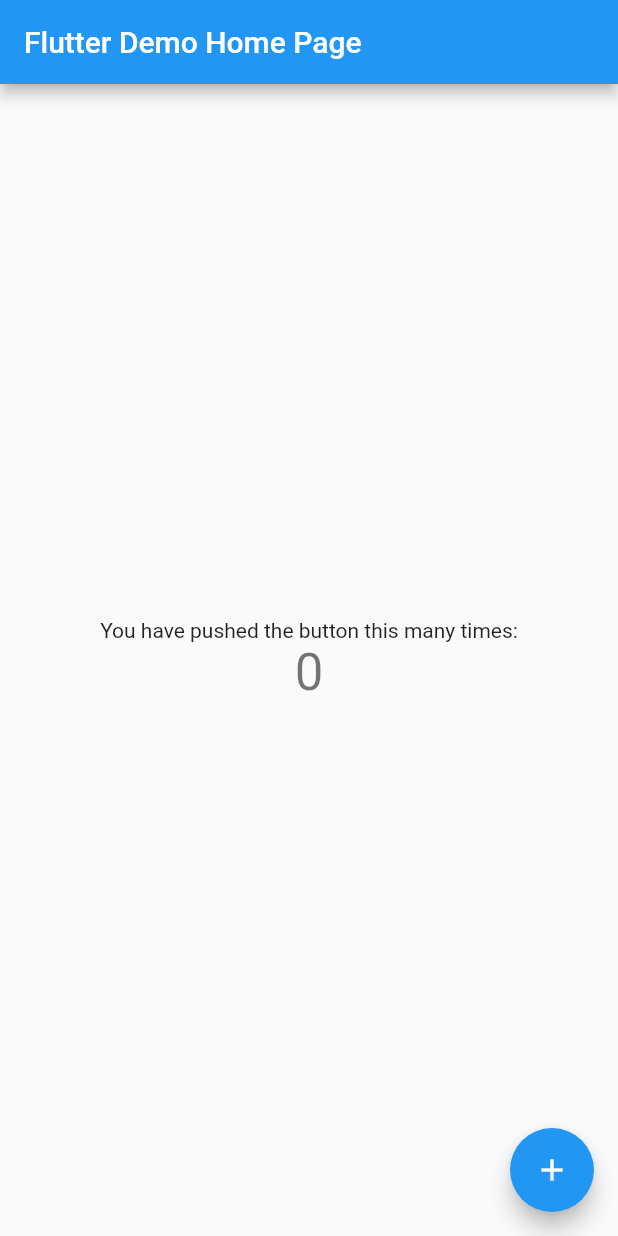
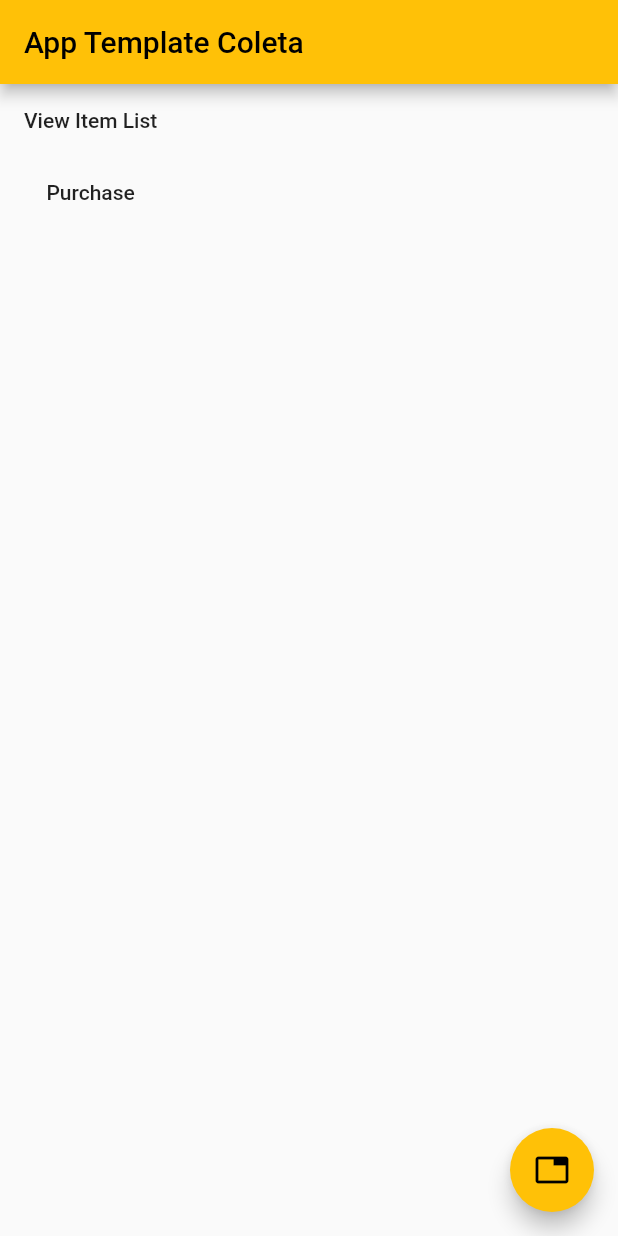
Before and after one commit to DP6/app_template_flutter_ga4, a Flutter app: the screen it shows after launch, on a phone screen of 412 x 824 dp. Run offline on Flutter 3.47's test engine with Material 2 defaults, Android fonts, the phone set to English and light mode, and no system bars; our stand-ins replace firebase_analytics, firebase_core; accounts and stored records are empty.

Commit message:
atualizando o readme e main

```diff
--- a/lib/main.dart
+++ b/lib/main.dart
@@ -1,113 +1,159 @@
+import 'dart:async';
+
+import 'package:firebase_analytics/firebase_analytics.dart';
+import 'package:firebase_core/firebase_core.dart';
 import 'package:flutter/material.dart';
+import 'package:firebase_analytics/observer.dart';
+import 'tabs_page.dart';
 
-void main() {
-  runApp(MyApp());
+Future<void> main() async {
+  WidgetsFlutterBinding.ensureInitialized();
+  await Firebase.initializeApp();
+  runApp(const MyApp());
 }
 
 class MyApp extends StatelessWidget {
-  // This widget is the root of your application.
+  const MyApp({Key? key}) : super(key: key);
+
+  static FirebaseAnalytics analytics = FirebaseAnalytics();
+  static FirebaseAnalyticsObserver observer =
+      FirebaseAnalyticsObserver(analytics: analytics);
+
   @override
   Widget build(BuildContext context) {
     return MaterialApp(
-      title: 'Flutter Demo',
+      title: 'App Template Coleta',
       theme: ThemeData(
-        // This is the theme of your application.
-        //
-        // Try running your application with "flutter run". You'll see the
-        // application has a blue toolbar. Then, without quitting the app, try
-        // changing the primarySwatch below to Colors.green and then invoke
-        // "hot reload" (press "r" in the console where you ran "flutter run",
-        // or simply save your changes to "hot reload" in a Flutter IDE).
-        // Notice that the counter didn't reset back to zero; the application
-        // is not restarted.
-        primarySwatch: Colors.blue,
+        primarySwatch: Colors.amber,
       ),
-      home: MyHomePage(title: 'Flutter Demo Home Page'),
+      navigatorObservers: <NavigatorObserver>[observer],
+      home: MyHomePage(
+        title: 'App Template Coleta',
+        analytics: analytics,
+        observer: observer,
+      ),
     );
   }
 }
 
 class MyHomePage extends StatefulWidget {
-  MyHomePage({Key? key, required this.title}) : super(key: key);
-
-  // This widget is the home page of your application. It is stateful, meaning
-  // that it has a State object (defined below) that contains fields that affect
-  // how it looks.
-
-  // This class is the configuration for the state. It holds the values (in this
-  // case the title) provided by the parent (in this case the App widget) and
-  // used by the build method of the State. Fields in a Widget subclass are
-  // always marked "final".
+  MyHomePage({
+    Key? key,
+    required this.title,
+    required this.analytics,
+    required this.observer,
+  }) : super(key: key);
 
   final String title;
+  final FirebaseAnalytics analytics;
+  final FirebaseAnalyticsObserver observer;
 
   @override
   _MyHomePageState createState() => _MyHomePageState();
 }
 
 class _MyHomePageState extends State<MyHomePage> {
-  int _counter = 0;
+  String _message = '';
 
-  void _incrementCounter() {
+  void setMessage(String message) {
     setState(() {
-      // This call to setState tells the Flutter framework that something has
-      // changed in this State, which causes it to rerun the build method below
-      // so that the display can reflect the updated values. If we changed
-      // _counter without calling setState(), then the build method would not be
-      // called again, and so nothing would appear to happen.
-      _counter++;
+      _message = message;
     });
+  }
+
+  Future<void> _viewItemList() async {
+    await widget.analytics.logEvent(
+      name: 'view_item_list',
+      parameters: {
+        'screenName': "/view_item_list/array_items",
+        'items': [
+          {
+            'item_id': '12345678',
+            'item_name': 'sofa',
+            'item_category': 'moveis',
+            'item_variant': 'preto',
+            'item_brand': 'tokstok',
+            'price': '2132.47',
+            'currency': 'brl',
+            'index': '1'
+          },
+          {
+            'item_id': '87654321',
+            'item_name': 'cama',
+            'item_category': 'quarto',
+            'item_variant': 'azul',
+            'item_brand': 'magalu',
+            'price': '1567.98',
+            'currency': 'brl',
+            'index': '2'
+          }
+        ],
+      },
+    );
+  }
+
+  Future<void> _purchase() async {
+    await widget.analytics.logEvent(
+      name: 'purchase',
+      parameters: {
+        'screenName': "/purchase",
+        'transaction_id': '123456',
+        'items': [
+          {
+            'item_id': '12345678',
+            'item_name': 'sofa',
+            'item_category': 'moveis',
+            'item_variant': 'preto',
+            'item_brand': 'tokstok',
+            'price': '2132.47',
+            'currency': 'brl',
+            'index': '1'
+          },
+          {
+            'item_id': '87654321',
+            'item_name': 'cama',
+            'item_category': 'quarto',
+            'item_variant': 'azul',
+            'item_brand': 'magalu',
+            'price': '1567.98',
+            'currency': 'brl',
+            'index': '2'
+          }
+        ],
+      },
+    );
   }
 
   @override
   Widget build(BuildContext context) {
-    // This method is rerun every time setState is called, for instance as done
-    // by the _incrementCounter method above.
-    //
-    // The Flutter framework has been optimized to make rerunning build methods
-    // fast, so that you can just rebuild anything that needs updating rather
-    // than having to individually change instances of widgets.
     return Scaffold(
       appBar: AppBar(
-        // Here we take the value from the MyHomePage object that was created by
-        // the App.build method, and use it to set our appbar title.
         title: Text(widget.title),
       ),
-      body: Center(
-        // Center is a layout widget. It takes a single child and positions it
-        // in the middle of the parent.
-        child: Column(
-          // Column is also a layout widget. It takes a list of children and
-          // arranges them vertically. By default, it sizes itself to fit its
-          // children horizontally, and tries to be as tall as its parent.
-          //
-          // Invoke "debug painting" (press "p" in the console, choose the
-          // "Toggle Debug Paint" action from the Flutter Inspector in Android
-          // Studio, or the "Toggle Debug Paint" command in Visual Studio Code)
-          // to see the wireframe for each widget.
-          //
-          // Column has various properties to control how it sizes itself and
-          // how it positions its children. Here we use mainAxisAlignment to
-          // center the children vertically; the main axis here is the vertical
-          // axis because Columns are vertical (the cross axis would be
-          // horizontal).
-          mainAxisAlignment: MainAxisAlignment.center,
-          children: <Widget>[
-            Text(
-              'You have pushed the button this many times:',
-            ),
-            Text(
-              '$_counter',
-              style: Theme.of(context).textTheme.headline4,
-            ),
-          ],
-        ),
+      body: Column(
+        children: <Widget>[
+          MaterialButton(
+            onPressed: _viewItemList,
+            child: const Text('View Item List'),
+          ),
+          MaterialButton(
+            onPressed: _purchase,
+            child: const Text('Purchase'),
+          ),
+          Text(_message,
+              style: const TextStyle(color: Color.fromARGB(255, 0, 155, 0))),
+        ],
       ),
       floatingActionButton: FloatingActionButton(
-        onPressed: _incrementCounter,
-        tooltip: 'Increment',
-        child: Icon(Icons.add),
-      ), // This trailing comma makes auto-formatting nicer for build methods.
+        onPressed: () {
+          Navigator.of(context).push(MaterialPageRoute<TabsPage>(
+              settings: const RouteSettings(name: TabsPage.routeName),
+              builder: (BuildContext context) {
+                return TabsPage(widget.observer);
+              }));
+        },
+        child: const Icon(Icons.tab),
+      ),
     );
   }
 }
--- a/pubspec.yaml
+++ b/pubspec.yaml
@@ -28,6 +28,7 @@
   # The following adds the Cupertino Icons font to your application.
   # Use with the CupertinoIcons class for iOS style icons.
   cupertino_icons: ^1.0.2
+  firebase_analytics: ^8.2.0
 
 dev_dependencies:
   flutter_test:
```
Also changed, not shown: lib/tabs_page.dart (added, +94 -0 lines), pubspec.lock, 2 other files.
